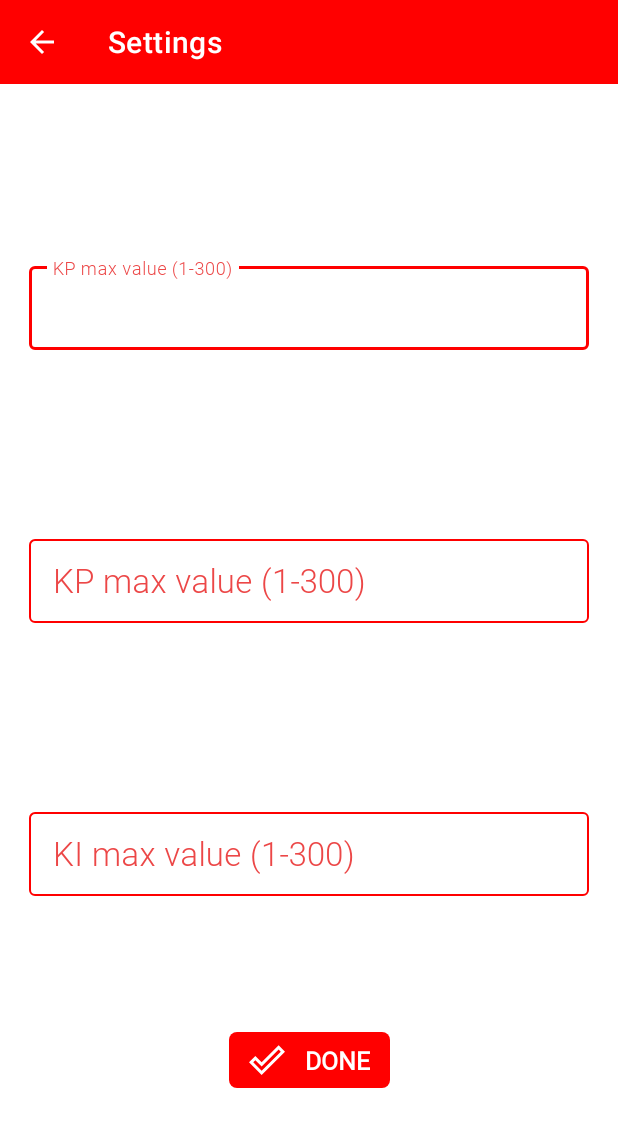
After one commit to AtiqurRahmanAni/PID-Tuner, an Android app: the Settings screen opened directly, with no data from a screen before it, on a phone screen of 412 x 824 dp. The commit adds this screen. Shown: the top 1127 px of the screen. Run offline under Robolectric (Android 15) with nearby library versions, the phone set to English and light mode, and no system bars; our stand-ins replace sdp/ssp sizes.

Commit message:
Updating in progress

```diff
--- /dev/null
+++ b/app/src/main/java/com/atiqur/pidtuner/Settings.java
@@ -0,0 +1,73 @@
+package com.atiqur.pidtuner;
+
+import androidx.appcompat.app.AppCompatActivity;
+
+import android.content.Intent;
+import android.os.Bundle;
+import android.text.Editable;
+import android.text.TextWatcher;
+import android.util.Log;
+import android.view.View;
+
+import com.atiqur.pidtuner.databinding.ActivitySettingsBinding;
+import com.atiqur.pidtuner.utils.ToolbarHelper;
+
+import java.util.Objects;
+
+public class Settings extends AppCompatActivity {
+
+    ActivitySettingsBinding binding;
+    public static String key_kp = "keyKp";
+    public static String key_kd = "keyKd";
+    public static String key_ki = "keyKi";
+
+    @Override
+    protected void onCreate(Bundle savedInstanceState) {
+        super.onCreate(savedInstanceState);
+        binding = ActivitySettingsBinding.inflate(getLayoutInflater());
+        setContentView(binding.getRoot());
+        init();
+    }
+
+    private void init() {
+        ToolbarHelper.create(binding.toolbar, null, this, "Settings");
+        Objects.requireNonNull(getSupportActionBar()).setDisplayHomeAsUpEnabled(true);
+        getSupportActionBar().setDisplayShowHomeEnabled(true);
+
+        errorControl();
+    }
+
+    private void errorControl() {
+        binding.kpEditText.getEditText().addTextChangedListener(new TextWatcher() {
+            @Override
+            public void beforeTextChanged(CharSequence s, int start, int count, int after) {
+
+            }
+
+            @Override
+            public void onTextChanged(CharSequence s, int start, int before, int count) {
+                //int temp = Integer.parseInt(binding.kpEditText.getEditText().getText().toString());
+                //Log.d("Input",temp+"");
+                if (binding.kpEditText.getEditText().getText().toString().isEmpty()) {
+                    binding.kpEditText.setError("Please set value between 1 to 300");
+                } else {
+                    binding.kpEditText.setError("");
+                }
+            }
+
+            @Override
+            public void afterTextChanged(Editable s) {
+
+            }
+        });
+    }
+
+    public void done(View view) {
+        Intent intent = new Intent();
+        intent.putExtra(key_kp, Float.parseFloat(binding.kpEditText.getEditText().getText().toString()));
+        intent.putExtra(key_kd, Float.parseFloat(binding.kdEditText.getEditText().getText().toString()));
+        intent.putExtra(key_ki, Float.parseFloat(binding.kiEditText.getEditText().getText().toString()));
+        setResult(-1, intent);
+        finish();
+    }
+}
--- /dev/null
+++ b/app/src/main/res/color/edit_text_color.xml
@@ -0,0 +1,5 @@
+<selector xmlns:android="http://schemas.android.com/apk/res/android">
+    <item android:color="@color/red" android:state_focused="true"/>
+    <item android:color="@color/red" android:state_hovered="true"/>
+    <item android:color="@color/red"/>
+</selector>
--- /dev/null
+++ b/app/src/main/res/drawable/button_background.xml
@@ -0,0 +1,16 @@
+<?xml version="1.0" encoding="utf-8"?>
+<ripple android:color="@color/white"
+    xmlns:android="http://schemas.android.com/apk/res/android">
+    <item>
+        <shape xmlns:android="http://schemas.android.com/apk/res/android"
+            android:shape="rectangle">
+
+            <solid android:color="@color/red"
+                />
+            <corners
+                android:radius="@dimen/_4sdp">
+            </corners>
+
+        </shape>
+    </item>
+</ripple>
--- /dev/null
+++ b/app/src/main/res/drawable/ic_done.xml
@@ -0,0 +1,10 @@
+<vector xmlns:android="http://schemas.android.com/apk/res/android"
+    android:width="24dp"
+    android:height="24dp"
+    android:viewportWidth="24"
+    android:viewportHeight="24"
+    android:tint="?attr/colorControlNormal">
+  <path
+      android:fillColor="@android:color/white"
+      android:pathData="M19.77,5.03l1.4,1.4L8.43,19.17l-5.6,-5.6 1.4,-1.4 4.2,4.2L19.77,5.03m0,-2.83L8.43,13.54l-4.2,-4.2L0,13.57 8.43,22 24,6.43 19.77,2.2z"/>
+</vector>
--- /dev/null
+++ b/app/src/main/res/layout/activity_settings.xml
@@ -0,0 +1,130 @@
+<?xml version="1.0" encoding="utf-8"?>
+<androidx.constraintlayout.widget.ConstraintLayout xmlns:android="http://schemas.android.com/apk/res/android"
+    xmlns:app="http://schemas.android.com/apk/res-auto"
+    xmlns:tools="http://schemas.android.com/tools"
+    android:layout_width="match_parent"
+    android:layout_height="match_parent"
+    android:background="@color/white"
+    tools:context=".Settings">
+
+    <androidx.appcompat.widget.Toolbar
+        android:id="@+id/toolbar"
+        android:layout_width="match_parent"
+        android:layout_height="wrap_content"
+        android:background="@color/red"
+        android:theme="@style/ThemeOverlay.AppCompat.Dark.ActionBar"
+        app:layout_constraintEnd_toEndOf="parent"
+        app:layout_constraintStart_toStartOf="parent"
+        app:layout_constraintTop_toTopOf="parent"
+        app:popupTheme="@style/Theme.AppCompat.Light"
+        app:titleTextColor="@color/white" />
+
+    <com.google.android.material.textfield.TextInputLayout
+        android:id="@+id/kpEditText"
+        style="@style/TextInputLayoutStyle"
+        android:layout_width="match_parent"
+        android:layout_height="wrap_content"
+        android:layout_marginHorizontal="@dimen/_15sdp"
+        android:layout_marginTop="116dp"
+        android:hint="KP max value (1-300)"
+        android:textColorHint="@color/trans_red"
+        app:endIconMode="clear_text"
+        app:errorEnabled="true"
+        app:hintTextColor="@color/trans_red"
+        app:layout_constraintEnd_toEndOf="parent"
+        app:layout_constraintHorizontal_bias="0.498"
+        app:layout_constraintStart_toStartOf="parent"
+        app:layout_constraintTop_toBottomOf="@+id/toolbar">
+
+        <com.google.android.material.textfield.TextInputEditText
+            android:layout_width="match_parent"
+            android:layout_height="wrap_content"
+            android:fontFamily="@font/roboto_light"
+            android:imeOptions="actionDone"
+            android:inputType="number"
+            android:textColor="@color/red"
+            android:textSize="@dimen/_17sdp" />
+    </com.google.android.material.textfield.TextInputLayout>
+
+    <com.google.android.material.textfield.TextInputLayout
+        android:id="@+id/kdEditText"
+        style="@style/TextInputLayoutStyle"
+        android:layout_width="match_parent"
+        android:layout_height="wrap_content"
+        android:layout_marginHorizontal="@dimen/_15sdp"
+        android:layout_marginTop="100dp"
+        android:hint="KP max value (1-300)"
+        android:textColorHint="@color/trans_red"
+        app:endIconMode="clear_text"
+        app:errorEnabled="true"
+        app:hintTextColor="@color/trans_red"
+        app:layout_constraintEnd_toEndOf="parent"
+        app:layout_constraintStart_toStartOf="parent"
+        app:layout_constraintTop_toBottomOf="@+id/kpEditText">
+
+        <com.google.android.material.textfield.TextInputEditText
+            android:layout_width="match_parent"
+            android:layout_height="wrap_content"
+            android:fontFamily="@font/roboto_light"
+            android:imeOptions="actionDone"
+            android:inputType="number"
+            android:textColor="@color/red"
+            android:textSize="@dimen/_17sdp" />
+
+    </com.google.android.material.textfield.TextInputLayout>
+
+    <com.google.android.material.textfield.TextInputLayout
+        android:id="@+id/kiEditText"
+        style="@style/TextInputLayoutStyle"
+        android:layout_width="match_parent"
+        android:layout_height="wrap_content"
+        android:layout_marginHorizontal="@dimen/_15sdp"
+        android:layout_marginTop="100dp"
+        android:hint="KI max value (1-300)"
+        android:textColorHint="@color/trans_red"
+        app:endIconMode="clear_text"
+        app:errorEnabled="true"
+        app:hintTextColor="@color/trans_red"
+        app:layout_constraintEnd_toEndOf="parent"
+        app:layout_constraintStart_toStartOf="parent"
+        app:layout_constraintTop_toBottomOf="@+id/kdEditText">
+
+        <com.google.android.material.textfield.TextInputEditText
+            android:layout_width="match_parent"
+            android:layout_height="wrap_content"
+            android:fontFamily="@font/roboto_light"
+            android:imeOptions="actionDone"
+            android:inputType="number"
+            android:textColor="@color/red"
+            android:textSize="@dimen/_17sdp" />
+
+    </com.google.android.material.textfield.TextInputLayout>
+
+    <androidx.appcompat.widget.AppCompatButton
+        android:id="@+id/addFile1"
+        style="@style/Widget.AppCompat.Button.Borderless"
+        android:layout_width="wrap_content"
+        android:layout_height="wrap_content"
+        android:layout_marginTop="70dp"
+        android:background="@drawable/button_background"
+        android:drawableStart="@drawable/ic_done"
+        android:drawablePadding="@dimen/_10sdp"
+        android:drawableTint="@color/white"
+        android:fontFamily="@font/roboto_regular"
+        android:minWidth="0dp"
+        android:minHeight="0dp"
+        android:paddingHorizontal="@dimen/_10sdp"
+        android:paddingVertical="@dimen/_5sdp"
+        android:text="Done"
+        android:onClick="done"
+        android:textStyle="bold"
+        android:textColor="@color/white"
+        android:textSize="@dimen/_13sdp"
+        app:layout_constraintBottom_toBottomOf="parent"
+        app:layout_constraintEnd_toEndOf="parent"
+        app:layout_constraintStart_toStartOf="parent"
+        app:layout_constraintTop_toBottomOf="@+id/kiEditText"
+        app:layout_constraintVertical_bias="0.0" />
+
+
+</androidx.constraintlayout.widget.ConstraintLayout>
--- a/app/src/main/res/menu/menu_item.xml
+++ b/app/src/main/res/menu/menu_item.xml
@@ -10,4 +10,7 @@
     <item
         android:id="@+id/menu_disconnect"
         android:title="Disconnect" />
+    <item
+        android:id="@+id/menu_settings"
+        android:title="Settings" />
 </menu>
--- a/app/src/main/res/values-night/themes.xml
+++ b/app/src/main/res/values-night/themes.xml
@@ -1,11 +1,14 @@
 <resources xmlns:tools="http://schemas.android.com/tools">
     <!-- Base application theme. -->
     <style name="Theme.PIDTuner" parent="Theme.MaterialComponents.DayNight.NoActionBar">
-        <item name="colorPrimary">@color/white</item>
+        <item name="colorPrimary">@color/red</item>
         <!-- Secondary brand color. -->
         <!-- Status bar color. -->
         <!-- Customize your theme here. -->
         <item name="android:forceDarkAllowed" tools:ignore="NewApi">false</item>
         <item name="android:statusBarColor">@color/red</item>
     </style>
+    <style name="TextInputLayoutStyle" parent="Widget.MaterialComponents.TextInputLayout.OutlinedBox.Dense">
+        <item name="boxStrokeColor">@color/edit_text_color</item>
+    </style>
 </resources>
--- a/app/src/main/res/values/themes.xml
+++ b/app/src/main/res/values/themes.xml
@@ -1,11 +1,14 @@
 <resources xmlns:tools="http://schemas.android.com/tools">
     <!-- Base application theme. -->
     <style name="Theme.PIDTuner" parent="Theme.MaterialComponents.DayNight.NoActionBar">
-        <item name="colorPrimary">@color/white</item>
+        <item name="colorPrimary">@color/red</item>
         <!-- Secondary brand color. -->
         <!-- Status bar color. -->
         <!-- Customize your theme here. -->
         <item name="android:forceDarkAllowed" tools:ignore="NewApi">false</item>
         <item name="android:statusBarColor">@color/red</item>
     </style>
+    <style name="TextInputLayoutStyle" parent="Widget.MaterialComponents.TextInputLayout.OutlinedBox.Dense">
+        <item name="boxStrokeColor">@color/edit_text_color</item>
+    </style>
 </resources>
```
Also changed, not shown: app/src/main/AndroidManifest.xml (+9 -2 lines), app/src/main/java/com/atiqur/pidtuner/MainActivity.java (+40 -61 lines), app/src/main/java/com/atiqur/pidtuner/utils/HelperUtils.java (+2 -15 lines), app/src/main/res/layout/activity_main.xml (+3 -5 lines), app/src/main/res/font/roboto_regular.ttf (added), 51 other files.
